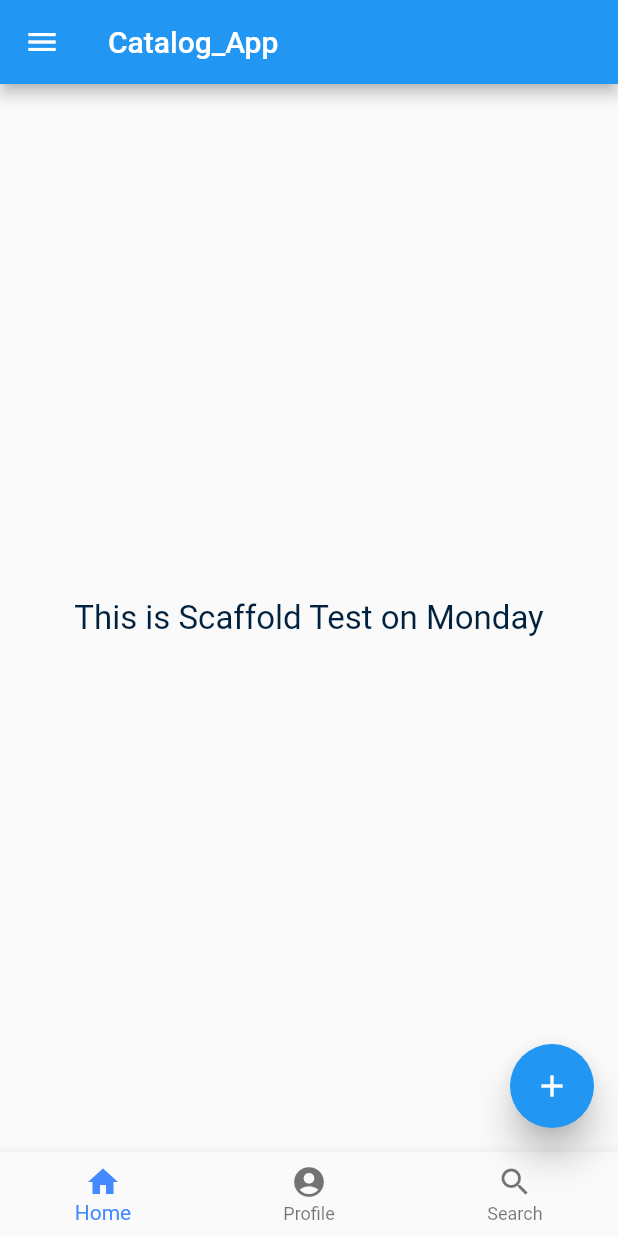
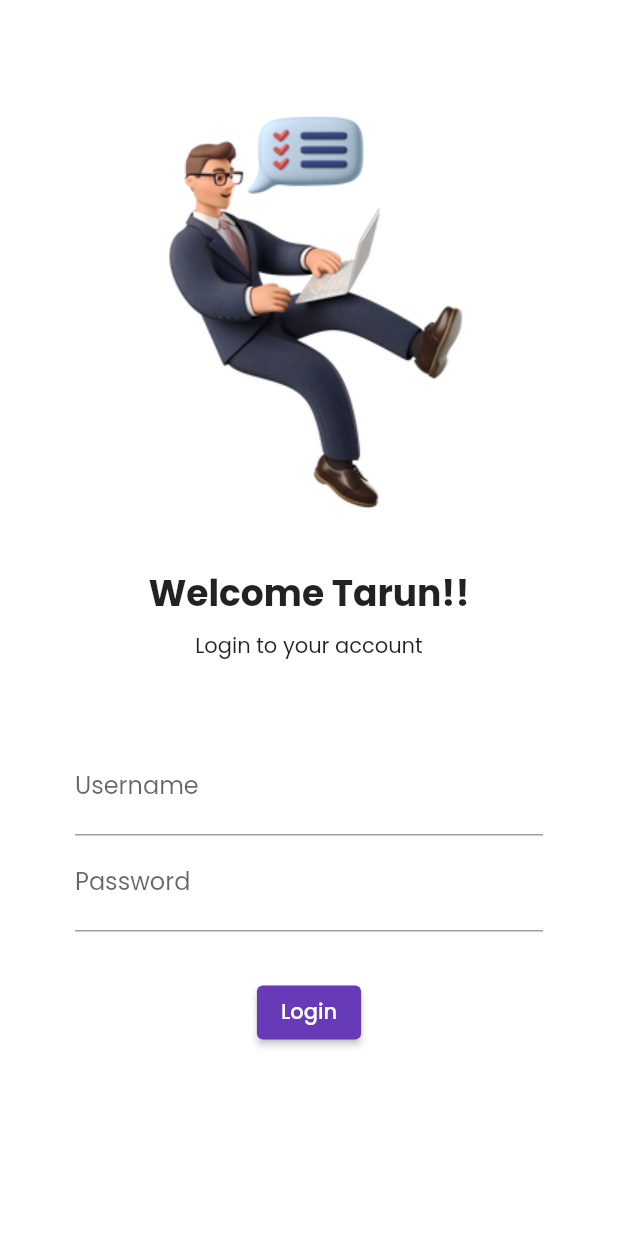
Before and after one commit to tarunsingh1807/Catalog_app, a Flutter app: the screen it shows after launch, on a phone screen of 412 x 824 dp. Run offline on Flutter 3.47's test engine with Material 2 defaults, Android fonts, the phone set to English and light mode, and no system bars; our stand-ins replace google_fonts; missing offline and left inert: dart:html.

Commit message:
Day4 completed

```diff
--- a/lib/Pages/Homepage.dart
+++ b/lib/Pages/Homepage.dart
@@ -1,4 +1,4 @@
-// import 'dart:html';
+import 'dart:html';
 
 // import 'package:flutter/material.dart';
 
@@ -43,6 +43,7 @@
 // }
 
 import 'package:flutter/material.dart';
+import 'package:google_fonts/google_fonts.dart';
 
 class Homepage extends StatelessWidget {
 
--- a/lib/Pages/LoginPage.dart
+++ b/lib/Pages/LoginPage.dart
@@ -1,12 +1,68 @@
+
 import 'package:flutter/material.dart';
 
-class Loginpage extends StatelessWidget {
-  const Loginpage({super.key});
+class LoginPage extends StatelessWidget {
+  const LoginPage({super.key});
 
   @override
   Widget build(BuildContext context) {
     return Material(
-      child: Center(child: Text("Login Page"),),
+      color: Colors.white,
+      child: Column(
+        children: [
+          SizedBox(
+            height: 50,
+          ),
+          Image.asset("assets/images/Login.png", fit: BoxFit.cover),
+          SizedBox (
+            height: 20.0,
+          ),
+          Text("Welcome Tarun!!",
+          style: TextStyle(
+            fontSize: 24,
+            fontWeight: FontWeight.bold,
+          ),
+          ),
+          SizedBox(
+            height: 6,
+          ),
+          Text("Login to your account"),
+          SizedBox(
+            height: 20.0,
+          ),
+          Padding(
+            padding: const EdgeInsets.symmetric(vertical:32,horizontal:50),
+            child: Column(
+              children: [
+                TextFormField(
+                  decoration: InputDecoration(
+                    hintText: "enter username",
+                    labelText: "Username",
+                  ),
+                ),
+
+                TextFormField(
+                  obscureText: true,
+                  decoration: InputDecoration(
+                    hintText: "enter password",
+                    labelText: "Password",
+                  ),
+                ),
+                SizedBox(
+                  height: 30.0,
+                ),
+
+                ElevatedButton(onPressed: (() {}),
+                style: ElevatedButton.styleFrom(
+                  primary: Colors.deepPurple,
+                ),
+                child: Text("Login")),
+              ],
+            ),
+          )
+
+        ],
+      )
     );
   }
 }
--- a/lib/main.dart
+++ b/lib/main.dart
@@ -1,6 +1,7 @@
 import 'package:flutter/material.dart';
 import 'package:flutter_app1/Pages/Homepage.dart';
 import 'package:flutter_app1/Pages/LoginPage.dart';
+import 'package:google_fonts/google_fonts.dart';
 
 void main(){
   runApp(Flutter_app());
@@ -13,14 +14,17 @@ class Flutter_app extends StatelessWidget {
   Widget build(BuildContext context) {
     return MaterialApp(
       themeMode: ThemeMode.light,
+      theme: ThemeData(
+        fontFamily: GoogleFonts.poppins().fontFamily,
+      ),
       darkTheme: ThemeData(
         brightness: Brightness.dark
       ),
-      initialRoute: "/home",
+      initialRoute: "/login",
       routes: {
-        "/":(context) => Loginpage(),
+        "/":(context) => LoginPage(),
         "/home" : (context) => Homepage(),
-        "/login":(context) => Loginpage(),
+        "/login":(context) => LoginPage(),
       },
     );
   }
--- a/pubspec.yaml
+++ b/pubspec.yaml
@@ -36,6 +36,7 @@ dependencies:
   # The following adds the Cupertino Icons font to your application.
   # Use with the CupertinoIcons class for iOS style icons.
   cupertino_icons: ^1.0.2
+  google_fonts: ^3.0.1
 
 dev_dependencies:
   flutter_test:
@@ -60,8 +61,8 @@ flutter:
   uses-material-design: true
 
   # To add assets to your application, add an assets section, like this:
-  # assets:
-  #   - images/a_dot_burr.jpeg
+  assets:
+    - assets/images/
   #   - images/a_dot_ham.jpeg
 
   # An image asset can refer to one or more resolution-specific "variants", see
```
Also changed, not shown: assets/images/Login.png (added), pubspec.lock, 1 other file.
